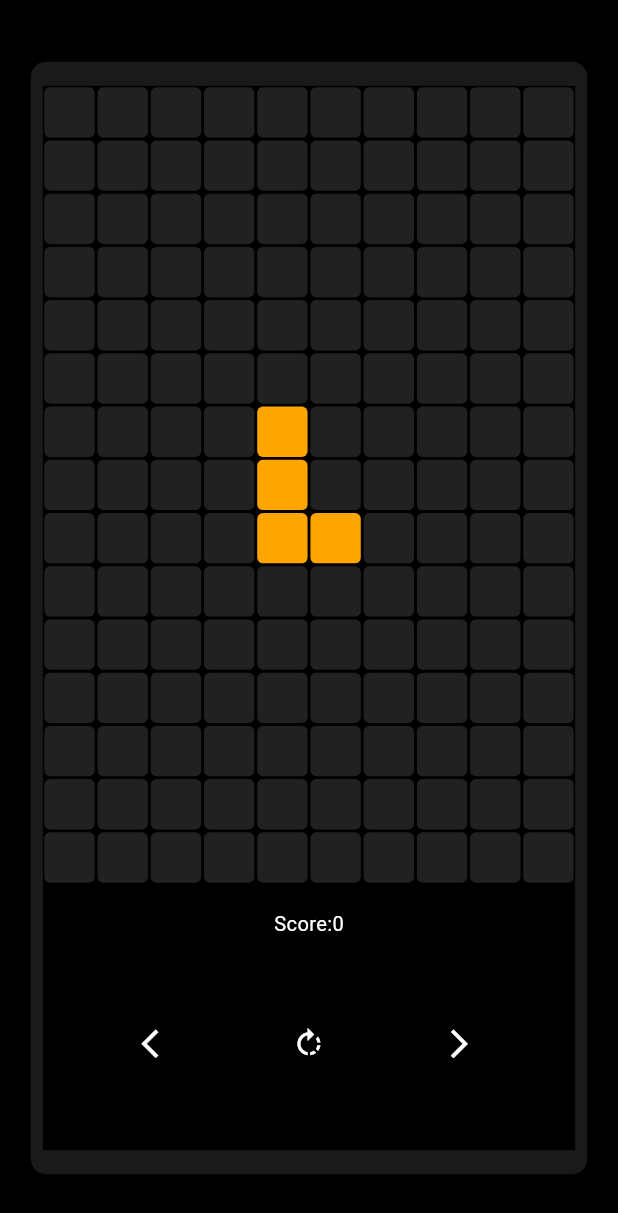
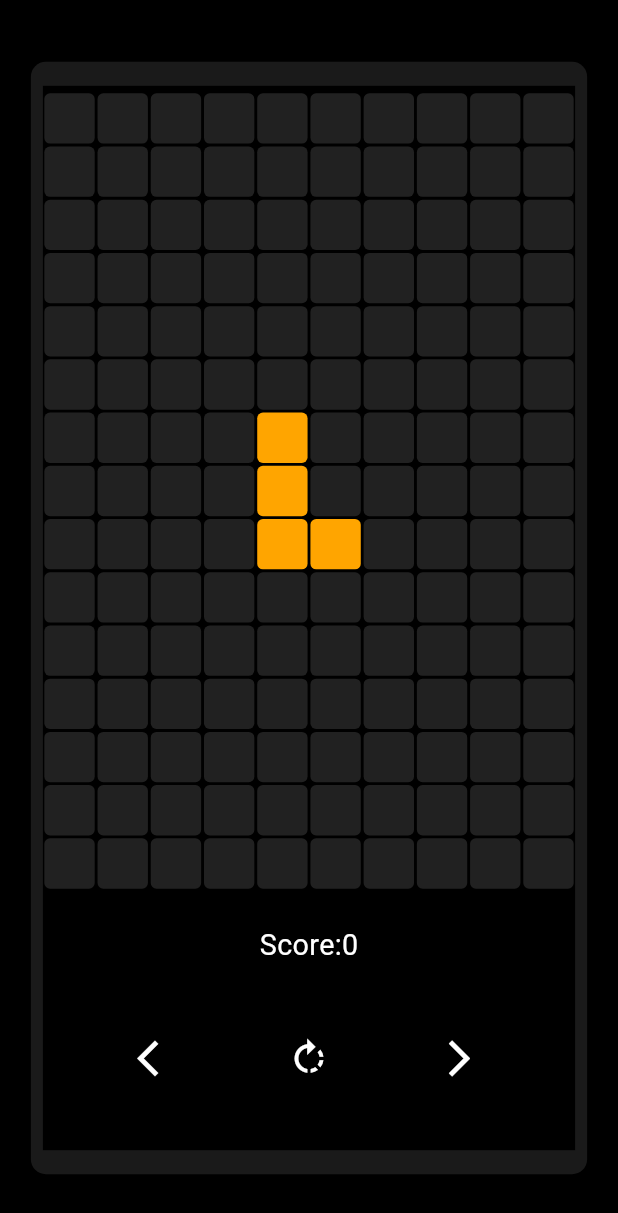
Before and after one commit to Ayush-Bitla/Tetris-v1.0, a Flutter app: the screen it shows after launch, on a phone screen of 412 x 824 dp. Shown: the top 1213 px of the screen. Run offline on Flutter 3.47's test engine with Material 3 defaults, Android fonts, the light colour scheme and no system bars.

Commit message:
Fixed Z piece rotation and improved web responsiveness

```diff
--- a/lib/board.dart
+++ b/lib/board.dart
@@ -336,15 +336,21 @@ class _GameBoardState extends State<GameBoard> {
   Widget build(BuildContext context) {
     return Scaffold(
       backgroundColor: Colors.black,
-      body: Column(
+      body: SafeArea(
+        child: Column(
           children: [
             //GAME GRID
             Expanded(
+              child: Center(
+                child: AspectRatio(
+                  aspectRatio: 2/3,
                   child: GridView.builder(
                     itemCount: rowLength * colLength,
                     physics: const NeverScrollableScrollPhysics(),
                     gridDelegate: SliverGridDelegateWithFixedCrossAxisCount(
-                  crossAxisCount: rowLength),
+                      crossAxisCount: rowLength,
+                      childAspectRatio: 1,
+                    ),
                     itemBuilder: (context, index) {
                       //get row and column of each index
                       int row = (index / rowLength).floor();
@@ -352,14 +358,13 @@ class _GameBoardState extends State<GameBoard> {
 
                       // current piece
                       if (currentPiece.position.contains(index)) {
-                  return Pixel(color: currentPiece.color,); //Pixel
+                        return Pixel(color: currentPiece.color);
                       }
 
                       //landed pieces
                       else if (gameBoard[row][col] != null) {
                         final Tetromino? tetrominoType = gameBoard[row][col];
-                  return Pixel(
-                      color: tetrominoColors[tetrominoType]);
+                        return Pixel(color: tetrominoColors[tetrominoType]);
                       }
 
                       //blank pixel
@@ -369,16 +374,24 @@ class _GameBoardState extends State<GameBoard> {
                     },
                   ),
                 ),
+              ),
+            ),
 
             // SCORE
-          Text(
+            Padding(
+              padding: const EdgeInsets.symmetric(vertical: 20.0),
+              child: Text(
                 'Score:$currentScore',
-            style: const TextStyle(color: Colors.white),
+                style: TextStyle(
+                  color: Colors.white,
+                  fontSize: 20,
+                ),
+              ),
             ),
 
             // GAME CONTROLS
             Padding(
-            padding: const EdgeInsets.only(bottom: 50.0, top: 50),
+              padding: const EdgeInsets.only(bottom: 40.0, top: 20),
               child: Row(
                 mainAxisAlignment: MainAxisAlignment.spaceEvenly,
                 children: [
@@ -386,18 +399,21 @@ class _GameBoardState extends State<GameBoard> {
                   IconButton(
                     onPressed: moveLeft,
                     color: Colors.white,
+                    iconSize: 30,
                     icon: const Icon(Icons.arrow_back_ios),
                   ),
                   //rotate
                   IconButton(
                     onPressed: rotatePiece,
                     color: Colors.white,
+                    iconSize: 30,
                     icon: const Icon(Icons.rotate_right),
                   ),
                   //right
                   IconButton(
                     onPressed: moveRight,
                     color: Colors.white,
+                    iconSize: 30,
                     icon: const Icon(Icons.arrow_forward_ios),
                   ),
                 ],
@@ -405,6 +421,7 @@ class _GameBoardState extends State<GameBoard> {
             )
           ],
         ),
+      ),
     );
   }
 }
```
Also changed, not shown: lib/piece.dart (+4 -3 lines). Lines whose indentation alone changed are shown as unchanged.
